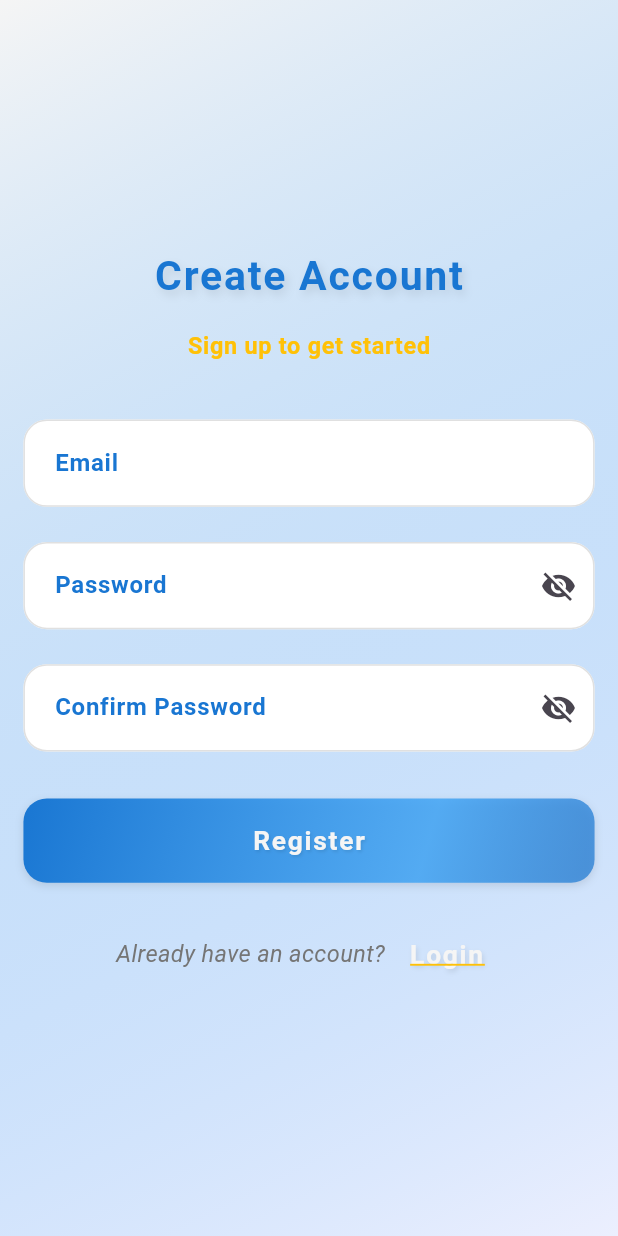
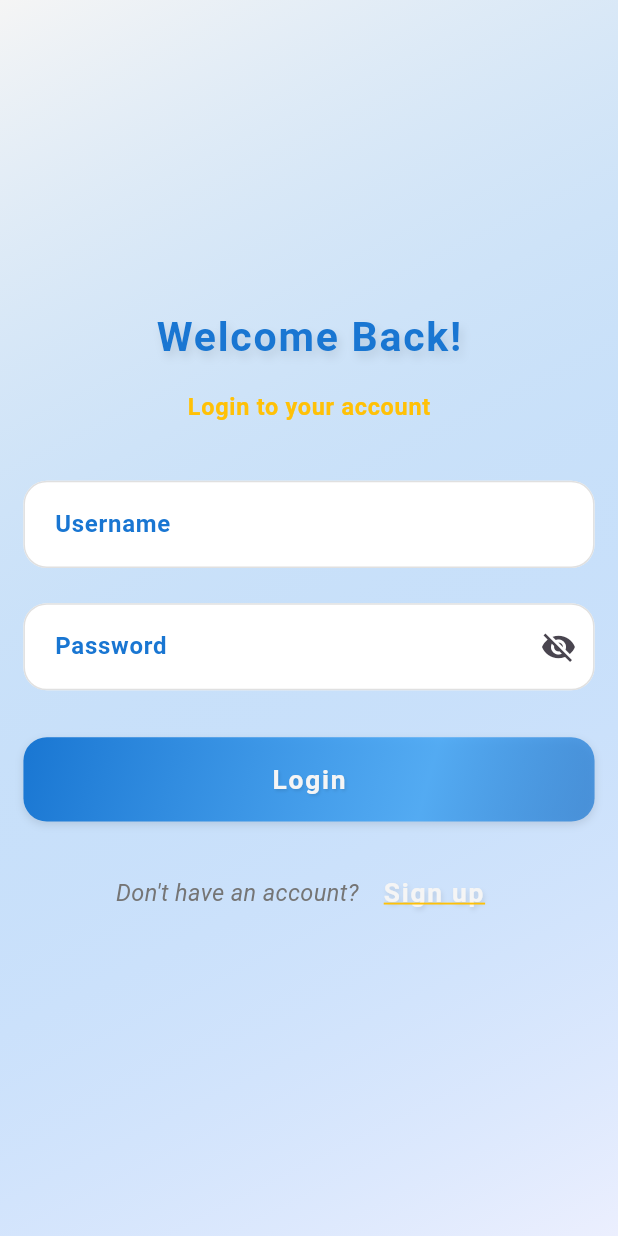
Before and after one commit to mohammadhamza16/e-commerce-cubit, a Flutter app: the screen it shows after launch, on a phone screen of 412 x 824 dp. Run offline on Flutter 3.47's test engine with Material 3 defaults, Android fonts, the phone set to English and light mode, and no system bars; our stand-ins replace bloc, dartz, dio, flutter_bloc, flutter_screenutil, get_it and 1 more; missing offline and left inert: animated_snack_bar.

Commit message:
api needs a username not an email so i fix this bug and edit ui

```diff
--- a/lib/core/helper/router/on_generate_routes.dart
+++ b/lib/core/helper/router/on_generate_routes.dart
@@ -1,4 +1,6 @@
 import 'package:e_commerce_app/core/helper/router/routes.dart';
+import 'package:e_commerce_app/features/auth/cubit/auth_cubit.dart';
+import 'package:e_commerce_app/features/auth/utils/sevice_locator.dart';
 import 'package:e_commerce_app/features/auth/views/login_view.dart';
 import 'package:e_commerce_app/features/auth/views/regestier_view.dart';
 import 'package:e_commerce_app/features/cart/views/cart_view.dart';
@@ -8,15 +10,28 @@ import 'package:e_commerce_app/features/profile/views/profile_view.dart';
 import 'package:e_commerce_app/features/show_products/views/products_view.dart';
 
 import 'package:flutter/material.dart';
+import 'package:flutter_bloc/flutter_bloc.dart';
 
 Route<dynamic> generateRoute(RouteSettings settings) {
   switch (settings.name) {
     case AppRoutes.home:
       return MaterialPageRoute(builder: (context) => const HomeView());
     case AppRoutes.loginView:
-      return MaterialPageRoute(builder: (context) => const LoginView());
+      return MaterialPageRoute(
+        builder:
+            (context) => BlocProvider<AuthCubit>(
+              create: (context) => getIt<AuthCubit>(),
+              child: const LoginView(),
+            ),
+      );
     case AppRoutes.registerView:
-      return MaterialPageRoute(builder: (context) => const RegisterView());
+      return MaterialPageRoute(
+        builder:
+            (context) => BlocProvider<AuthCubit>(
+              create: (context) => getIt<AuthCubit>(),
+              child: const RegisterView(),
+            ),
+      );
     case AppRoutes.productsView:
       return MaterialPageRoute(builder: (context) => const ProductsView());
     case AppRoutes.productDetailsView:
--- a/lib/core/validators.dart
+++ b/lib/core/validators.dart
@@ -35,4 +35,14 @@ class Validators {
     }
     return null;
   }
+
+  static String? username(String? value) {
+    if (value == null || value.isEmpty) {
+      return 'Username is required';
+    }
+    if (value.length < 3) {
+      return 'Username must be at least 3 characters';
+    }
+    return null;
+  }
 }
--- a/lib/features/auth/cubit/auth_cubit.dart
+++ b/lib/features/auth/cubit/auth_cubit.dart
@@ -8,10 +8,11 @@ part 'auth_state.dart';
 class AuthCubit extends Cubit<AuthState> {
   AuthCubit(this._authRepo) : super(AuthInitial());
   final AuthRepo _authRepo;
-  login(String email, String password) async {
+  login(String username, String password) async {
     emit(AuthLoading());
     final Either<String, AuthResponseModel> result = await _authRepo.login(
-      email: email,
+      email:
+          username, // 'email' param is actually username for API compatibility
       password: password,
     );
     result.fold(
@@ -20,9 +21,10 @@ class AuthCubit extends Cubit<AuthState> {
     );
   }
 
-  register(String email, String password) async {
+  register(String username, String email, String password) async {
     emit(AuthLoading());
     final Either<String, AuthResponseModel> result = await _authRepo.register(
+      username: username,
       email: email,
       password: password,
     );
--- a/lib/features/auth/repo/auth_repo.dart
+++ b/lib/features/auth/repo/auth_repo.dart
@@ -15,7 +15,8 @@ class AuthRepo {
   }) async {
     final result = await _dioHelper.post(
       endPoint: EndPoints.login,
-      data: {'email': email, 'password': password},
+      headers: {'Content-Type': 'application/json'},
+      data: {'username': email, 'password': password},
     );
 
     return result.fold((failure) => Left(failure), (response) {
@@ -25,12 +26,13 @@ class AuthRepo {
   }
 
   Future<Either<String, AuthResponseModel>> register({
+    required String username,
     required String email,
     required String password,
   }) async {
     final result = await _dioHelper.post(
       endPoint: EndPoints.register,
-      data: {'email': email, 'password': password},
+      data: {'username': username, 'email': email, 'password': password},
     );
 
     return result.fold((failure) => Left(failure), (response) {
--- a/lib/features/auth/utils/sevice_locator.dart
+++ b/lib/features/auth/utils/sevice_locator.dart
@@ -1,11 +1,16 @@
 import 'package:e_commerce_app/core/helper/networking/dio/dio_helper.dart';
+import 'package:e_commerce_app/features/auth/cubit/auth_cubit.dart';
 import 'package:e_commerce_app/features/auth/repo/auth_repo.dart';
 import 'package:get_it/get_it.dart';
 
 final getIt = GetIt.instance;
+
 void setupServiceLocator() {
   getIt.registerLazySingleton<DioHelper>(() => DioHelper());
+
   getIt.registerLazySingleton<AuthRepo>(
     () => AuthRepo(dioHelper: getIt<DioHelper>()),
   );
+
+  getIt.registerFactory<AuthCubit>(() => AuthCubit(getIt<AuthRepo>()));
 }
--- a/lib/features/auth/views/widgets/animtaed_snak_bar.dart
+++ b/lib/features/auth/views/widgets/animtaed_snak_bar.dart
@@ -4,7 +4,7 @@ import 'package:flutter/material.dart';
 showAnimatedSnackBar({
   required String message,
   required BuildContext context,
-  AnimatedSnackBarType type = AnimatedSnackBarType.warning,
+  required AnimatedSnackBarType type,
   Duration duration = const Duration(seconds: 2),
 }) {
   AnimatedSnackBar.material(
--- a/lib/features/auth/views/widgets/login_initial_body.dart
+++ b/lib/features/auth/views/widgets/login_initial_body.dart
@@ -1,3 +1,4 @@
+import 'package:e_commerce_app/core/helper/router/routes.dart';
 import 'package:flutter/material.dart';
 import 'package:flutter_screenutil/flutter_screenutil.dart';
 import 'package:e_commerce_app/core/styles/app_color.dart';
@@ -7,7 +8,7 @@ import 'package:e_commerce_app/core/widgets/custom_text_form_field.dart';
 import 'package:e_commerce_app/core/widgets/custom_button.dart';
 
 class LoginInitialBody extends StatelessWidget {
-  final TextEditingController emailController;
+  final TextEditingController usernameController;
   final TextEditingController passwordController;
   final GlobalKey<FormState> formKey;
   final bool autoValidate;
@@ -17,7 +18,7 @@ class LoginInitialBody extends StatelessWidget {
 
   const LoginInitialBody({
     super.key,
-    required this.emailController,
+    required this.usernameController,
     required this.passwordController,
     required this.formKey,
     required this.autoValidate,
@@ -66,16 +67,15 @@ class LoginInitialBody extends StatelessWidget {
                     child: Column(
                       children: [
                         CustomTextFormField(
-                          label: 'Email',
-                          keyboardType: TextInputType.emailAddress,
-                          controller: emailController,
-                          validator: Validators.email,
+                          label: 'Username',
+                          controller: usernameController,
+                          validator: Validators.username,
                         ),
                         SizedBox(height: 24.h),
                         CustomTextFormField(
                           label: 'Password',
+                          controller: passwordController,
                           obscureText: obscurePassword,
-                          controller: passwordController,
                           validator: Validators.password,
                           suffixIcon: IconButton(
                             icon: Icon(
@@ -97,7 +97,11 @@ class LoginInitialBody extends StatelessWidget {
                               style: AppStyle.bodySecondary,
                             ),
                             TextButton(
-                              onPressed: () => Navigator.pop(context),
+                              onPressed:
+                                  () => Navigator.pushNamed(
+                                    context,
+                                    AppRoutes.registerView,
+                                  ),
                               child: Text('Sign up', style: AppStyle.button),
                             ),
                           ],
--- a/lib/features/auth/views/widgets/regestier_intial_body.dart
+++ b/lib/features/auth/views/widgets/regestier_intial_body.dart
@@ -7,6 +7,7 @@ import 'package:e_commerce_app/core/widgets/custom_text_form_field.dart';
 import 'package:e_commerce_app/core/widgets/custom_button.dart';
 
 class RegisterInitialBody extends StatelessWidget {
+  final TextEditingController usernameController;
   final TextEditingController emailController;
   final TextEditingController passwordController;
   final TextEditingController confirmPasswordController;
@@ -18,6 +19,7 @@ class RegisterInitialBody extends StatelessWidget {
 
   const RegisterInitialBody({
     super.key,
+    required this.usernameController,
     required this.emailController,
     required this.passwordController,
     required this.confirmPasswordController,
@@ -69,8 +71,13 @@ class RegisterInitialBody extends StatelessWidget {
                       child: Column(
                         children: [
                           CustomTextFormField(
+                            label: 'Username',
+                            controller: usernameController,
+                            validator: Validators.fullName,
+                          ),
+                          SizedBox(height: 24.h),
+                          CustomTextFormField(
                             label: 'Email',
-                            hint: 'Enter your email address',
                             controller: emailController,
                             keyboardType: TextInputType.emailAddress,
                             validator: Validators.email,
@@ -78,9 +85,9 @@ class RegisterInitialBody extends StatelessWidget {
                           SizedBox(height: 24.h),
                           CustomTextFormField(
                             label: 'Password',
-                            hint: 'Enter your password',
                             controller: passwordController,
                             obscureText: obscurePassword,
+                            validator: Validators.password,
                             suffixIcon: IconButton(
                               icon: Icon(
                                 obscurePassword
@@ -89,14 +96,13 @@ class RegisterInitialBody extends StatelessWidget {
                               ),
                               onPressed: onTogglePassword,
                             ),
-                            validator: Validators.password,
                           ),
                           SizedBox(height: 24.h),
                           CustomTextFormField(
                             label: 'Confirm Password',
-                            hint: 'Re-enter your password',
                             controller: confirmPasswordController,
                             obscureText: obscurePassword,
+                            validator: Validators.password,
                             suffixIcon: IconButton(
                               icon: Icon(
                                 obscurePassword
@@ -105,11 +111,6 @@ class RegisterInitialBody extends StatelessWidget {
                               ),
                               onPressed: onTogglePassword,
                             ),
-                            validator:
-                                (value) =>
-                                    value != passwordController.text
-                                        ? 'Passwords do not match'
-                                        : null,
                           ),
                           SizedBox(height: 32.h),
                           CustomButton(text: 'Register', onPressed: onSubmit),
--- a/lib/main.dart
+++ b/lib/main.dart
@@ -1,10 +1,10 @@
 import 'package:e_commerce_app/core/helper/router/on_generate_routes.dart';
-import 'package:e_commerce_app/features/auth/cubit/auth_cubit.dart';
+import 'package:e_commerce_app/core/helper/router/routes.dart';
+
 import 'package:e_commerce_app/features/auth/utils/sevice_locator.dart';
-import 'package:e_commerce_app/features/auth/views/regestier_view.dart';
-import 'package:e_commerce_app/features/home/views/home_view.dart';
+import 'package:e_commerce_app/features/auth/views/login_view.dart';
 import 'package:flutter/material.dart';
-import 'package:flutter_bloc/flutter_bloc.dart';
+
 import 'package:flutter_screenutil/flutter_screenutil.dart';
 
 void main() {
@@ -24,19 +24,14 @@ class StoreApp extends StatelessWidget {
       splitScreenMode: true,
       // Use builder only if you need to use library outside ScreenUtilInit context
       builder: (_, child) {
-        return BlocProvider(
-          create: (context) => AuthCubit(getIt()),
+        return MaterialApp(
+          debugShowCheckedModeBanner: false,
+          title: 'E-Commerce App',
+          onGenerateRoute: generateRoute,
 
-          child: MaterialApp(
-            debugShowCheckedModeBanner: false,
-            title: 'E-Commerce App',
-            onGenerateRoute: generateRoute,
-
-            home: child,
-          ),
+          initialRoute: AppRoutes.loginView,
         );
       },
-      child: const RegisterView(),
     );
   }
 }
```
Also changed, not shown: lib/core/helper/networking/dio/dio.dart (deleted, +0 -55 lines), lib/core/helper/networking/dio/dio_helper.dart (+8 -3 lines), lib/features/auth/views/login_view.dart (+22 -11 lines), lib/features/auth/views/regestier_view.dart (+19 -6 lines).
